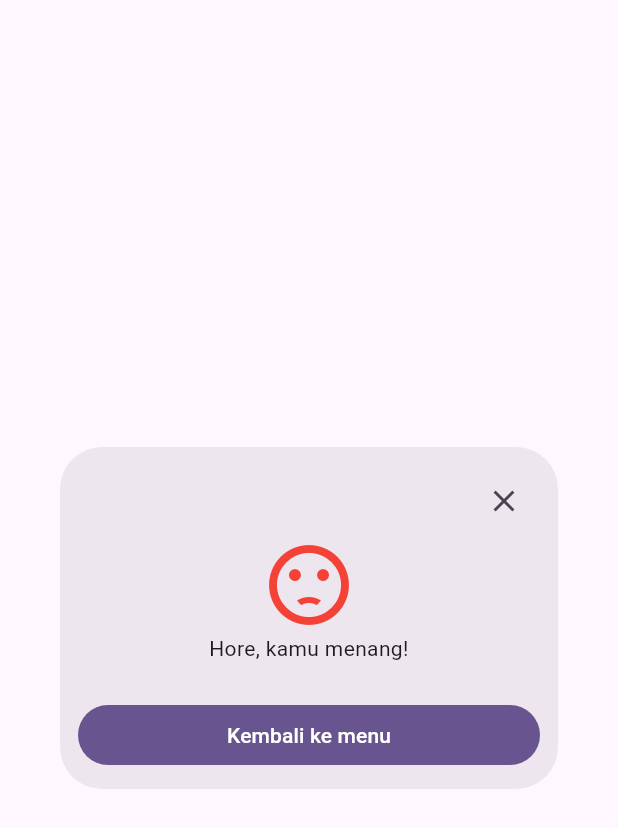
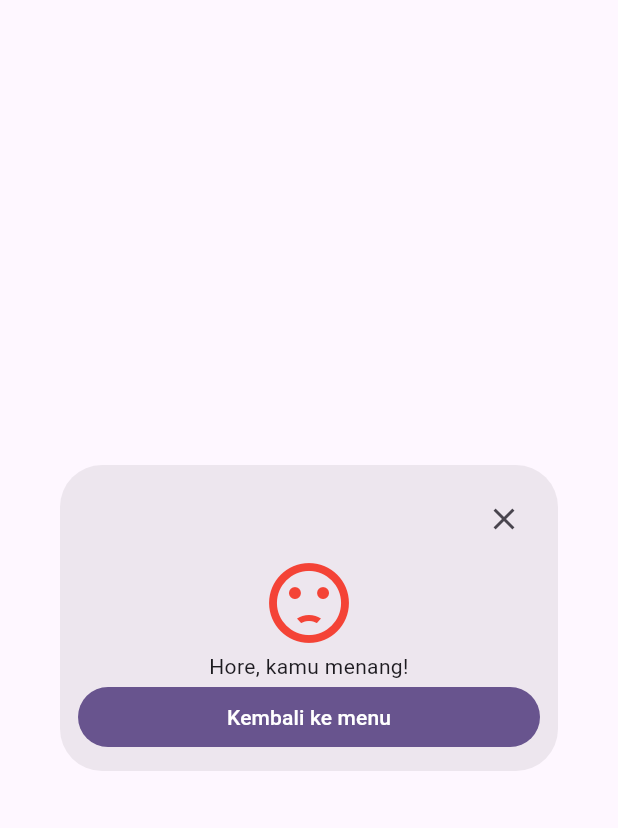
Before and after one commit to hezbims/Hezbi_LAN_Game, a Flutter app: the EndGameDialog widget shown alone on an empty page, opened directly with empty values, on a phone screen of 412 x 824 dp. Shown: the top 828 px of the screen. Run offline on Flutter 3.47's test engine with Material 3 defaults, Android fonts, the phone set to English and light mode, and no system bars; our stand-ins replace flutter_bloc, freezed_annotation, qr_flutter, shelf, shelf_web_socket; missing offline and left inert: mobile_scanner, network_info_plus; network calls fail.

Commit message:
1) tambahkan scaffolding untuk loading overlay dan quit confirmation di gameplay. 2) merapikan kodingan untuk end game dialog

```diff
--- a/lib/fitur_tic_tac_toe/domain/model/tic_tac_toe_game_state.dart
+++ b/lib/fitur_tic_tac_toe/domain/model/tic_tac_toe_game_state.dart
@@ -41,6 +41,9 @@ enum TicTacToeEndGameStatus {
 
   @JsonValue(3)
   roomMasterQuitGame,
+
+  @JsonValue(4)
+  disconnected
 }
 
 @JsonSerializable()
--- a/lib/fitur_tic_tac_toe/presentation/view_model/client/tic_tac_toe_client_view_model.dart
+++ b/lib/fitur_tic_tac_toe/presentation/view_model/client/tic_tac_toe_client_view_model.dart
@@ -91,7 +91,7 @@ class TicTacToeClientViewModel extends Bloc<TicTacToeClientEvent, TicTacToeClien
 
   @override
   Future<void> close() async {
-    _wsChannelToServer?.dispose();
+    await _wsChannelToServer?.dispose();
     super.close();
   }
 
@@ -112,7 +112,7 @@ class TicTacToeClientState with _$TicTacToeClientState {
     required ResponseWrapper<IMyWsConnectionHandler> connectResponse,
     required TicTacToeGameState? gameState,
     required EndGameDialogStatus endGameDialogStatus,
-    required bool isQuitGameLoading,
+    required bool isQuittingGame,
   }) = _TicTacToeClientState;
 
   factory TicTacToeClientState.init(){
@@ -120,7 +120,7 @@ class TicTacToeClientState with _$TicTacToeClientState {
       connectResponse: ResponseWrapper.loading(),
       gameState: null,
       endGameDialogStatus: EndGameDialogStatus.notShown,
-      isQuitGameLoading: false,
+      isQuittingGame: false,
     );
   }
 }
--- a/lib/fitur_tic_tac_toe/presentation/view_model/end_game_dialog.dart
+++ b/lib/fitur_tic_tac_toe/presentation/view_model/end_game_dialog.dart
@@ -32,22 +32,9 @@ class EndGameDialog extends StatelessWidget {
               ],
             ),
 
-            _isCurrentPlayerWinning() ?
-              const Icon(Icons.mood, color: Colors.green, size: 64,) :
-              const Icon(Icons.sentiment_dissatisfied, color: Colors.red, size: 64,),
-            if (_endGameStatus == TicTacToeEndGameStatus.roomMasterNormalWin ||
-                _endGameStatus == TicTacToeEndGameStatus.clientNormalWin)
-              const Text(
-              'Hore, kamu menang!',
-              textAlign: TextAlign.center,
-              )
-            else
-              const Text(
-                'Kamu menang, lawanmu telah meninggalkan pertandingan!',
-                textAlign: TextAlign.center,
-              ),
+            _getEmojiBasedOnEndGameStatus(),
 
-            const SizedBox(height: 24,),
+            _getTextDescriptionBasedOnEndGameStatus(),
 
             Row(
               mainAxisSize: MainAxisSize.max,
@@ -68,19 +55,37 @@ class EndGameDialog extends StatelessWidget {
     );
   }
 
-  bool _isCurrentPlayerWinning(){
-    if (_isClient) {
-      if (_endGameStatus == TicTacToeEndGameStatus.roomMasterQuitGame ||
-          _endGameStatus == TicTacToeEndGameStatus.clientNormalWin) {
-        return true;
-      }
-    }
-    else {
-      if (_endGameStatus == TicTacToeEndGameStatus.roomMasterNormalWin ||
-          _endGameStatus == TicTacToeEndGameStatus.clientQuitGame){
-        return true;
-      }
-    }
-    return false;
+  Icon _getEmojiBasedOnEndGameStatus(){
+    const happyEmoji = Icon(Icons.mood, color: Colors.green, size: 64,);
+    const sadEmoji = Icon(Icons.sentiment_dissatisfied, color: Colors.red, size: 64,);
+    const neutralEmoji = Icon(Icons.sentiment_neutral_outlined, color: Colors.grey, size: 64,);
+
+    return switch (_endGameStatus){
+      TicTacToeEndGameStatus.clientNormalWin || TicTacToeEndGameStatus.roomMasterQuitGame =>
+        _isClient ? happyEmoji : sadEmoji,
+      TicTacToeEndGameStatus.roomMasterNormalWin || TicTacToeEndGameStatus.clientQuitGame =>
+        _isClient ? sadEmoji : happyEmoji,
+      TicTacToeEndGameStatus.disconnected => neutralEmoji,
+    };
+  }
+
+  Text _getTextDescriptionBasedOnEndGameStatus(){
+    const winNormal = 'Hore, kamu menang!';
+    const loseNormal = 'Yah, kamu kalah...';
+    const opponentQuit = 'Kamu menang, lawanmu telah meninggalkan pertandingan!';
+    const disconnected = 'Ups, Koneksi antara kamu dan lawan terputus!';
+
+    final String desc = switch (_endGameStatus){
+      TicTacToeEndGameStatus.clientNormalWin =>
+         _isClient ?  loseNormal : winNormal,
+      TicTacToeEndGameStatus.roomMasterNormalWin =>
+         _isClient ? winNormal : loseNormal,
+      TicTacToeEndGameStatus.clientQuitGame || TicTacToeEndGameStatus.roomMasterQuitGame =>
+        opponentQuit,
+      TicTacToeEndGameStatus.disconnected =>
+        disconnected,
+    };
+
+    return Text(desc, textAlign: TextAlign.center,);
   }
 }
```
Also changed, not shown: lib/common/presentation/component/loading_overlay.dart (added, +30 -0 lines), lib/fitur_tic_tac_toe/presentation/screen/component/tic_tac_toe_board.dart (+1 -20 lines), lib/fitur_tic_tac_toe/presentation/screen/component/tic_tac_toe_scaffold.dart (added, +44 -0 lines), lib/fitur_tic_tac_toe/presentation/screen/tic_tac_toe_gameplay_client_screen.dart (+16 -16 lines), lib/fitur_tic_tac_toe/presentation/screen/tic_tac_toe_gameplay_room_master.dart (+14 -14 lines), lib/fitur_tic_tac_toe/domain/model/tic_tac_toe_game_state.g.dart, lib/fitur_tic_tac_toe/presentation/view_model/client/tic_tac_toe_client_view_model.freezed.dart.
